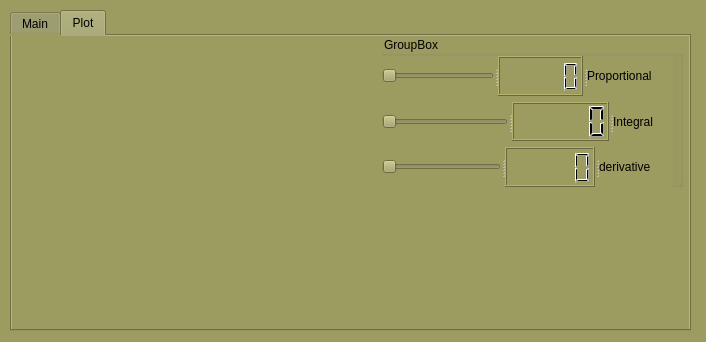
aramgeg/solder, file gui_soft/soft/solder.ui: the form before one commit.
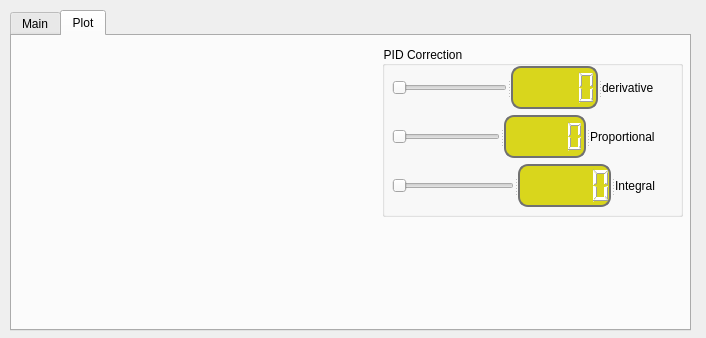
The form after the commit. The open tabs and pages were chosen to show the change. Icons and pictures are not drawn.

Diff of the .ui file:
```diff
--- a/gui_soft/soft/solder.ui
+++ b/gui_soft/soft/solder.ui
@@ -7,7 +7,7 @@
     <x>0</x>
     <y>0</y>
     <width>706</width>
-    <height>342</height>
+    <height>338</height>
    </rect>
   </property>
   <property name="windowTitle">
@@ -18,7 +18,8 @@
     <normaloff>../Pictures/Webcam/2020-07-01-203153.jpg</normaloff>../Pictures/Webcam/2020-07-01-203153.jpg</iconset>
   </property>
   <property name="styleSheet">
-   <string notr="true">background-color: rgb(156, 155, 96);</string>
+   <string notr="true">background-image: url(&quot;/workspace/solder/gui_soft/soft/image/background.png&quot;); background-repeat: no-repeat; 
+background-position: center</string>
   </property>
   <widget class="QTabWidget" name="tabWidget">
    <property name="geometry">
@@ -29,6 +30,9 @@
      <height>321</height>
     </rect>
    </property>
+   <property name="styleSheet">
+    <string notr="true">selection-color: rgb(164, 0, 0);</string>
+   </property>
    <property name="currentIndex">
     <number>1</number>
    </property>
@@ -290,10 +294,10 @@
     <widget class="QWidget" name="widget" native="true">
      <property name="geometry">
       <rect>
-       <x>10</x>
-       <y>20</y>
-       <width>351</width>
-       <height>261</height>
+       <x>0</x>
+       <y>10</y>
+       <width>361</width>
+       <height>271</height>
       </rect>
      </property>
     </widget>
@@ -301,25 +305,25 @@
      <property name="geometry">
       <rect>
        <x>370</x>
-       <y>0</y>
+       <y>10</y>
        <width>301</width>
-       <height>151</height>
+       <height>171</height>
       </rect>
      </property>
      <property name="title">
-      <string>GroupBox</string>
+      <string>PID Correction</string>
      </property>
-     <widget class="QWidget" name="">
+     <widget class="QWidget" name="layoutWidget">
       <property name="geometry">
        <rect>
-        <x>0</x>
+        <x>10</x>
         <y>20</y>
-        <width>291</width>
-        <height>131</height>
+        <width>281</width>
+        <height>141</height>
        </rect>
       </property>
-      <layout class="QVBoxLayout" name="verticalLayout">
-       <item>
+      <layout class="QGridLayout" name="gridLayout">
+       <item row="1" column="0">
         <widget class="QSplitter" name="pid_p_splitter">
          <property name="orientation">
           <enum>Qt::Horizontal</enum>
@@ -332,7 +336,18 @@
            <enum>Qt::Horizontal</enum>
           </property>
          </widget>
-         <widget class="QLCDNumber" name="pid_p_lcd"/>
+         <widget class="QLCDNumber" name="pid_p_lcd">
+          <property name="styleSheet">
+           <string notr="true">QLCDNumber{
+  background-color: rgb(217, 214, 28);
+  border: 2px solid rgb(113, 113, 113);
+  border-width: 2px;
+  border-radius: 10px;
+  color: rgb(255, 255, 255);
+}
+</string>
+          </property>
+         </widget>
          <widget class="QLabel" name="label_4">
           <property name="text">
            <string>Proportional</string>
@@ -340,7 +355,7 @@
          </widget>
         </widget>
        </item>
-       <item>
+       <item row="2" column="0">
         <widget class="QSplitter" name="pid_i_splitter">
          <property name="orientation">
           <enum>Qt::Horizontal</enum>
@@ -350,7 +365,18 @@
            <enum>Qt::Horizontal</enum>
           </property>
          </widget>
-         <widget class="QLCDNumber" name="pid_i_lcd"/>
+         <widget class="QLCDNumber" name="pid_i_lcd">
+          <property name="styleSheet">
+           <string notr="true">QLCDNumber{
+  background-color: rgb(217, 214, 28);
+  border: 2px solid rgb(113, 113, 113);
+  border-width: 2px;
+  border-radius: 10px;
+  color: rgb(255, 255, 255);
+}
+</string>
+          </property>
+         </widget>
          <widget class="QLabel" name="label_5">
           <property name="text">
            <string>Integral</string>
@@ -358,7 +384,7 @@
          </widget>
         </widget>
        </item>
-       <item>
+       <item row="0" column="0">
         <widget class="QSplitter" name="pid_d_splitter">
          <property name="orientation">
           <enum>Qt::Horizontal</enum>
@@ -368,7 +394,18 @@
            <enum>Qt::Horizontal</enum>
           </property>
          </widget>
-         <widget class="QLCDNumber" name="pid_d_lcd"/>
+         <widget class="QLCDNumber" name="pid_d_lcd">
+          <property name="styleSheet">
+           <string notr="true">QLCDNumber{
+  background-color: rgb(217, 214, 28);
+  border: 2px solid rgb(113, 113, 113);
+  border-width: 2px;
+  border-radius: 10px;
+  color: rgb(255, 255, 255);
+}
+</string>
+          </property>
+         </widget>
          <widget class="QLabel" name="label_6">
           <property name="text">
            <string>derivative</string>
```
Left out of the diff: 32 changed lines with no effect on the pictures.
